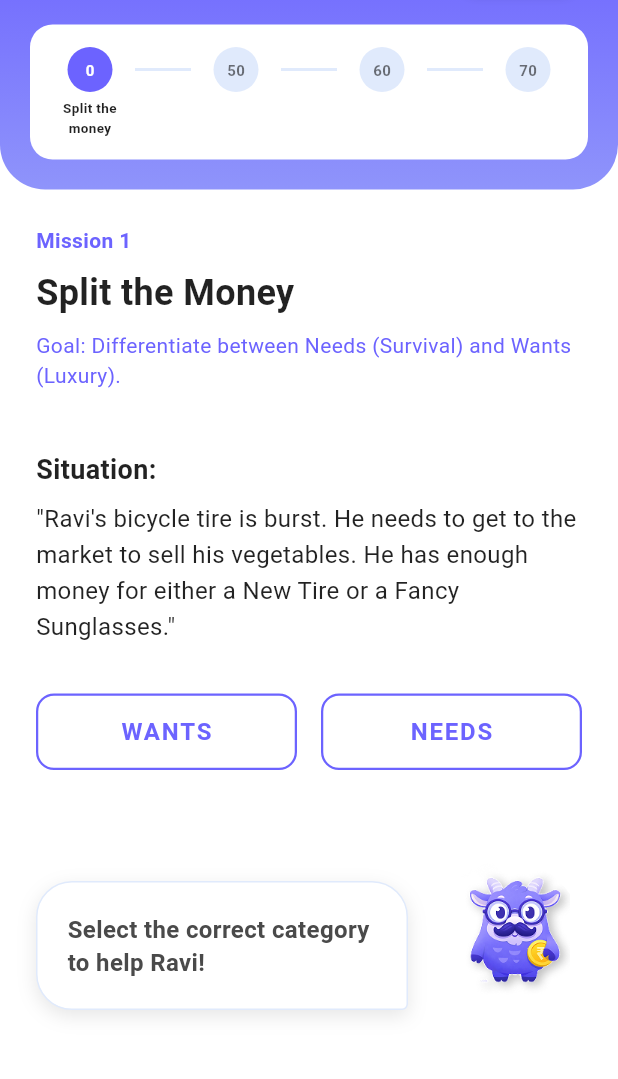
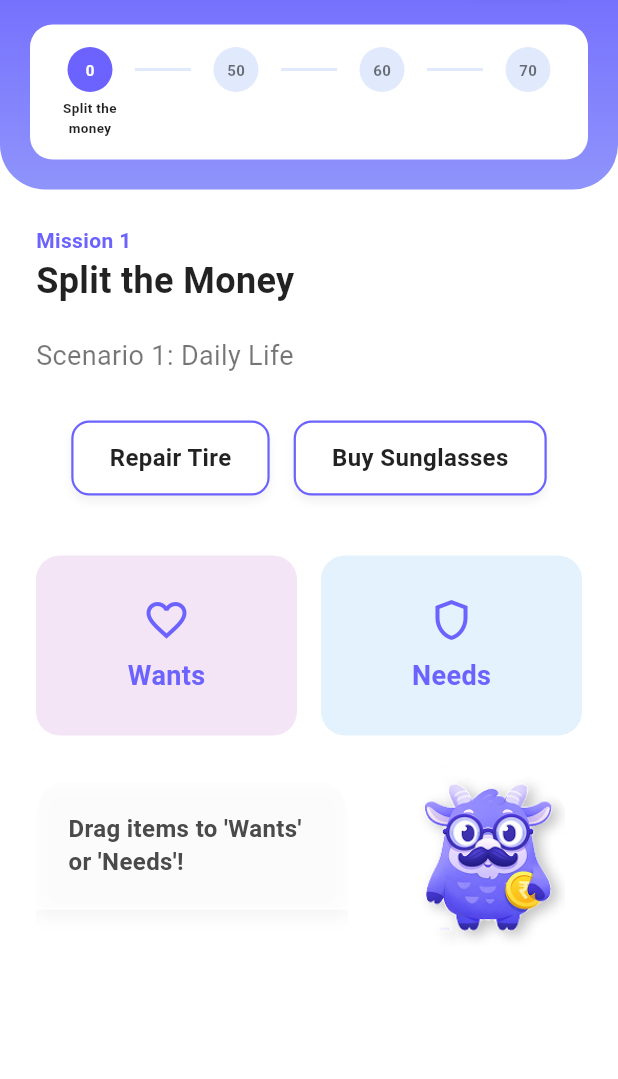
Before and after one commit to shreyaa0008/3_body_problem, a Flutter app: the MissionSplitMoneyScreen screen opened directly, on a phone screen of 412 x 824 dp, the part 79-1158 px from its top. Run offline on Flutter 3.47's test engine with Material 3 defaults, Android fonts, the phone set to English and light mode, and no system bars; Roboto replaces fonts that are missing (Poppins).

Commit message:
updated UI and design

```diff
--- a/lib/components/gradient_header.dart
+++ b/lib/components/gradient_header.dart
@@ -14,7 +14,11 @@ class GradientHeader extends StatelessWidget {
     return Container(
       height: 250,
       decoration: BoxDecoration(
-        color: Color(0xFF6C63FF),
+        gradient: LinearGradient(
+          colors: [Color(0xFF5945E6), Color(0xFF8F94FB)], // Richer Blue-Purple
+          begin: Alignment.topLeft,
+          end: Alignment.bottomRight,
+        ),
         borderRadius: BorderRadius.vertical(bottom: Radius.circular(30)),
       ),
       child: Stack(
--- a/lib/components/mascot_bubble.dart
+++ b/lib/components/mascot_bubble.dart
@@ -1,4 +1,5 @@
 import 'package:flutter/material.dart';
+import 'dart:ui';
 
 class MascotBubble extends StatelessWidget {
   final String message;
@@ -11,24 +12,29 @@ class MascotBubble extends StatelessWidget {
       crossAxisAlignment: CrossAxisAlignment.end,
       children: [
         Expanded(
-          child: Container(
-            padding: EdgeInsets.all(20),
-            decoration: BoxDecoration(
-              color: Colors.white,
+          child: ClipRRect(
             borderRadius: BorderRadius.only(
               topLeft: Radius.circular(24),
               topRight: Radius.circular(24),
               bottomLeft: Radius.circular(24),
               bottomRight: Radius.circular(4),
             ),
+            child: BackdropFilter(
+              filter: ImageFilter.blur(sigmaX: 10, sigmaY: 10),
+              child: Container(
+                margin: EdgeInsets.only(bottom: 40), // Lifted slightly higher
+                padding: EdgeInsets.all(20),
+                decoration: BoxDecoration(
+                  color: Colors.white.withValues(alpha: 0.7), // Glassy-ish (needs bg to show)
+                  // borderRadius: moved to ClipRRect
                   boxShadow: [
                     BoxShadow(
-                  color: Colors.black.withValues(alpha: 0.1),
+                      color: Colors.black.withValues(alpha: 0.05),
                       blurRadius: 10,
                       offset: Offset(0, 4),
                     ),
                   ],
-              border: Border.all(color: Color(0xFFE0EAFC), width: 1),
+                  border: Border.all(color: Colors.white.withValues(alpha: 0.6), width: 1.5), // Glassy border
                 ),
                 child: Text(
                   message,
@@ -41,11 +47,13 @@ class MascotBubble extends StatelessWidget {
                 ),
               ),
             ),
+          ),
+        ),
         SizedBox(width: 16),
         // Local mascot asset
         Container(
-          width: 100,
-          height: 100,
+          width: 140,
+          height: 140,
           decoration: BoxDecoration(
             shape: BoxShape.circle,
             // color: Color(0xFFE0EAFC), // Removed background color to look cleaner if transparent
--- a/lib/screens/dashboard_screen.dart
+++ b/lib/screens/dashboard_screen.dart
@@ -28,6 +28,7 @@ class _DashboardScreenState extends State<DashboardScreen> {
   @override
   Widget build(BuildContext context) {
     return Scaffold(
+      backgroundColor: Color(0xFFF5F5FA), // Off-white/light grey for glass contrast
       body: SingleChildScrollView(
         child: Column(
           children: [
--- a/lib/screens/level_completion_screen.dart
+++ b/lib/screens/level_completion_screen.dart
@@ -27,7 +27,7 @@ class LevelCompletionScreen extends StatelessWidget {
             currentStep: 3, // Mastered
           ),
           Expanded(
-            child: Padding(
+            child: SingleChildScrollView(
               padding: const EdgeInsets.all(24.0),
               child: Column(
                 mainAxisAlignment: MainAxisAlignment.center,
@@ -77,7 +77,7 @@ class LevelCompletionScreen extends StatelessWidget {
                     ),
                   ),
 
-                  Spacer(),
+                  SizedBox(height: 40), // Replaced Spacer with fixed spacing
 
                   PrimaryButton(
                     text: "Unlock Banking Level for 160 Rs",
--- a/lib/screens/mission_change_runner_screen.dart
+++ b/lib/screens/mission_change_runner_screen.dart
@@ -330,7 +330,7 @@ class _MissionChangeRunnerScreenState extends State<MissionChangeRunnerScreen> {
                      )
                   ],
 
-                  SizedBox(height: 40),
+                  SizedBox(height: 16),
                   MascotBubble(
                     message: _feedbackMessage ?? "Select the exact change!",
                   ),
--- a/lib/screens/mission_split_money_screen.dart
+++ b/lib/screens/mission_split_money_screen.dart
@@ -5,160 +5,201 @@ import '../components/primary_button.dart';
 import 'mission_change_runner_screen.dart';
 
 class MissionSplitMoneyScreen extends StatefulWidget {
-  final int overallBalance; // User's total balance passed from dashboard
+  final int overallBalance;
 
   const MissionSplitMoneyScreen({super.key, this.overallBalance = 3250});
 
   @override
-  State<MissionSplitMoneyScreen> createState() =>
-      _MissionSplitMoneyScreenState();
+  State<MissionSplitMoneyScreen> createState() => _MissionSplitMoneyScreenState();
 }
 
 class _MissionSplitMoneyScreenState extends State<MissionSplitMoneyScreen> {
-  int _currentQuestionIndex = 0;
+  int _currentScenarioIndex = 0;
   int _score = 0;
   String? _feedbackMessage;
 
-  // Placeholder Question Data
-  final List<Map<String, dynamic>> _questions = [
+  // Track dropped items: "itemId" -> "targetType" (Need/Want)
+  final Map<String, String> _droppedItems = {};
+
+  final List<Map<String, dynamic>> _scenarios = [
     {
-      "situation": "Ravi's bicycle tire is burst. He needs to get to the market to sell his vegetables. He has enough money for either a New Tire or a Fancy Sunglasses.",
-      "isNeed": true,
-      "correctOption": "New Tire",
-      "wrongOption": "Fancy Sunglasses"
+      "title": "Scenario 1: Daily Life",
+      "items": [
+        {"id": "s1_1", "text": "Repair Tire", "type": "Need"},
+        {"id": "s1_2", "text": "Buy Sunglasses", "type": "Want"},
+      ]
     },
     {
-      "situation": "You are thirsty after playing. You can buy a Bottle of Water or a Sugary Soda.",
-      "isNeed": true,
-       "correctOption": "Water",
-      "wrongOption": "Soda"
+      "title": "Scenario 2: Thirst Quencher",
+      "items": [
+        {"id": "s2_1", "text": "Water Bottle", "type": "Need"},
+        {"id": "s2_2", "text": "Sugary Soda", "type": "Want"},
+      ]
     },
     {
-      "situation": "You have an exam tomorrow. You can buy a Textbook you need or a Video Game.",
-      "isNeed": true,
-       "correctOption": "Textbook",
-      "wrongOption": "Video Game"
+      "title": "Scenario 3: Exam Prep",
+      "items": [
+        {"id": "s3_1", "text": "Textbook", "type": "Need"},
+        {"id": "s3_2", "text": "Video Game", "type": "Want"},
+      ]
     },
   ];
 
-  void _handleAnswer(bool choosedNeed) {
-    if (_currentQuestionIndex >= _questions.length) return;
+  void _onItemDropped(Map<String, String> item, String targetType) {
+    if (_feedbackMessage != null) return; // Wait for current feedback to clear
 
-    // For now assuming NEED is always correct in these scenarios
+    final isCorrect = item['type'] == targetType;
 
-    if (choosedNeed) {
+    setState(() {
+      if (isCorrect) {
+        _droppedItems[item['id']!] = targetType;
         _score += 10;
-        _feedbackMessage = "Correct! That is a smart choice.";
+        _feedbackMessage = "Correct! That's a $targetType.";
+
+        // Clear success message after delay or keep until next action
+         Future.delayed(Duration(seconds: 1), () {
+           if (mounted && _feedbackMessage != null && !_isScenarioComplete()) {
+             setState(() => _feedbackMessage = null);
+           }
+         });
+
       } else {
-        _feedbackMessage = "Not quite! Remember to prioritize Needs over Wants.";
-    }
-
-    setState(() {});
-
+        _feedbackMessage = "Oops! ${item['text']} is actually a ${item['type']}.";
+        // Clear error message automatically
         Future.delayed(Duration(seconds: 2), () {
-      if (mounted) {
-        setState(() {
-            _currentQuestionIndex++;
-              if (_currentQuestionIndex >= _questions.length) {
-                _feedbackMessage = "Mission Completed! You scored $_score";
-              } else {
-                 _feedbackMessage = null;
-              }
+          if (mounted) setState(() => _feedbackMessage = null);
         });
       }
     });
+
+    if (_isScenarioComplete()) {
+       Future.delayed(Duration(seconds: 1), _nextScenario);
+    }
+  }
+
+  bool _isScenarioComplete() {
+     if (_currentScenarioIndex >= _scenarios.length) return true;
+     final items = _scenarios[_currentScenarioIndex]['items'] as List;
+     // Check if all items for this scenario are in droppedItems
+     return items.every((item) => _droppedItems.containsKey(item['id']));
+  }
+
+  void _nextScenario() {
+    if (mounted) {
+      setState(() {
+        if (_currentScenarioIndex < _scenarios.length) {
+          _currentScenarioIndex++;
+          // Keep droppedItems history? Or clear for new level?
+          // Since IDs are unique across scenarios, we don't strictly *need* to clear,
+          // but clearing keeps map small.
+          // However, to animate out, we might want to keep them for a moment.
+          // For simplicity, we just move index.
+        }
+        _feedbackMessage = null;
+      });
+    }
   }
 
   @override
   Widget build(BuildContext context) {
-    final question = _currentQuestionIndex < _questions.length
-        ? _questions[_currentQuestionIndex]
-        : _questions.last;
+    bool isGameFinished = _currentScenarioIndex >= _scenarios.length;
+    final currentScenario = !isGameFinished ? _scenarios[_currentScenarioIndex] : null;
 
     return Scaffold(
       backgroundColor: Colors.white,
       body: Column(
         children: [
-          // Use the GameHeader with the overall balance + current score
           GameHeader(
             title: "Money Basics",
             coinBalance: widget.overallBalance + _score,
-            currentStep: 0, // This is Mission 1: Split the Money, so step 0
+            currentStep: 0,
           ),
           Expanded(
-            child: SingleChildScrollView(
-              padding: EdgeInsets.all(24),
-              child: Column(
+              child: ListView(
+                padding: const EdgeInsets.all(24.0),
+                children: [
+                   Row(
+                    mainAxisAlignment: MainAxisAlignment.spaceBetween,
+                    children: [
+                       Column(
                          crossAxisAlignment: CrossAxisAlignment.start,
                          children: [
                            Text(
                             "Mission 1",
                             style: TextStyle(color: Color(0xFF6C63FF), fontWeight: FontWeight.bold),
                           ),
-                  SizedBox(height: 8),
                           Text(
                             "Split the Money",
                             style: TextStyle(fontSize: 24, fontWeight: FontWeight.bold, color: Colors.black87),
                           ),
-                  SizedBox(height: 8),
-                  Text(
-                    "Goal: Differentiate between Needs (Survival) and Wants (Luxury).",
-                    style: TextStyle(fontSize: 14, color: Color(0xFF6C63FF)),
-                  ),
-                  SizedBox(height: 40),
-
-                  if (_currentQuestionIndex < _questions.length) ...[
-                    Text(
-                      "Situation:",
-                      style: TextStyle(fontSize: 18, fontWeight: FontWeight.bold, color: Colors.black87),
-                    ),
-                    SizedBox(height: 8),
-                    Text(
-                      "\"${question['situation']}\"",
-                      style: TextStyle(fontSize: 16, height: 1.5, color: Colors.black87),
-                    ),
-                    SizedBox(height: 32),
-
-                    // Options
-                    Row(
-                      children: [
-                        Expanded(
-                          child: _buildOptionButton(
-                            "WANTS",
-                             false, // isNeed = false
-                            Colors.white,
-                            Color(0xFF6C63FF),
-                          ),
-                        ),
-                        SizedBox(width: 16),
-                        Expanded(
-                          child: _buildOptionButton(
-                            "NEEDS",
-                             true, // isNeed = true
-                            Colors.white,
-                            Color(0xFF6C63FF),
-                          ),
+                         ],
                        ),
                     ],
                    ),
+
+                  SizedBox(height: 20),
+
+                  if (!isGameFinished) ...[
+                     Text(
+                        currentScenario!['title'],
+                        style: TextStyle(fontSize: 18, color: Colors.black54),
+                      ),
+                      SizedBox(height: 30),
+
+                      // Draggable Items Area
+                      Center(
+                        child: Wrap(
+                          spacing: 16,
+                          runSpacing: 16,
+                          alignment: WrapAlignment.center,
+                          children: (currentScenario['items'] as List).map<Widget>((dynamic itemDyn) {
+                             final item = itemDyn as Map<String, dynamic>;
+                             final id = item['id'] as String;
+                             final text = item['text'] as String;
+
+                             final isDropped = _droppedItems.containsKey(id);
+                             if (isDropped) return SizedBox.shrink(); // Hide if dropped
+
+                             return Draggable<Map<String, String>>(
+                               data: Map<String, String>.from(item),
+                               feedback: _buildDraggableCard(text, true),
+                               childWhenDragging: Opacity(opacity: 0.3, child: _buildDraggableCard(text, false)),
+                               child: _buildDraggableCard(text, false),
+                             );
+                          }).toList(),
+                        ),
+                      ),
+
+                      SizedBox(height: 40), // Increased spacing for comfort
+
+                      // Drop Targets
+                      Row(
+                        children: [
+                          Expanded(child: _buildDragTarget("Want", Colors.purple.shade50)),
+                          SizedBox(width: 16),
+                          Expanded(child: _buildDragTarget("Need", Colors.blue.shade50)),
+                        ],
+                      ),
+
                   ] else ...[
+                     SizedBox(height: 40),
                       Container(
-                       padding: EdgeInsets.all(20),
-                       alignment: Alignment.center,
+                       padding: EdgeInsets.all(24),
                        decoration: BoxDecoration(
                          color: Color(0xFFE0EAFC),
                          borderRadius: BorderRadius.circular(16)
                        ),
                        child: Column(
                          children: [
-                           Icon(Icons.emoji_events, size: 48, color: Color(0xFF6C63FF)),
-                           SizedBox(height: 12),
-                           Text("Great Job!", style: TextStyle(fontSize: 20, fontWeight: FontWeight.bold)),
-                           Text("You finished the quiz.", style: TextStyle(color: Colors.black54)),
+                           Icon(Icons.check_circle, size: 64, color: Color(0xFF6C63FF)),
+                           SizedBox(height: 16),
+                           Text("Mission Complete!", style: TextStyle(fontSize: 22, fontWeight: FontWeight.bold)),
+                           SizedBox(height: 8),
+                           Text("You know how to split your money wisely.", textAlign: TextAlign.center),
                          ],
                        ),
                      ),
-                     SizedBox(height: 20),
+                     SizedBox(height: 40),
                      PrimaryButton(
                         text: "Go to Mission 2",
                         onPressed: () {
@@ -170,15 +211,14 @@ class _MissionSplitMoneyScreenState extends State<MissionSplitMoneyScreen> {
                            );
                         },
                       ),
-
+                      SizedBox(height: 20),
                   ],
 
-                  SizedBox(height: 60),
+                  SizedBox(height: 16),
                   MascotBubble(
-                    message: _feedbackMessage ?? "Select the correct category to help Ravi!",
+                    message: _feedbackMessage ?? "Drag items to 'Wants' or 'Needs'!",
                   ),
                 ],
-              ),
               ),
           ),
         ],
@@ -186,21 +226,73 @@ class _MissionSplitMoneyScreenState extends State<MissionSplitMoneyScreen> {
     );
   }
 
-  Widget _buildOptionButton(String text, bool isNeed, Color bgColor, Color textColor) {
-    return ElevatedButton(
-      onPressed: () => _handleAnswer(isNeed),
-      style: ElevatedButton.styleFrom(
-        backgroundColor: bgColor,
-        foregroundColor: textColor,
-        side: BorderSide(color: Color(0xFF6C63FF), width: 1.5),
-        padding: EdgeInsets.symmetric(vertical: 16),
-        shape: RoundedRectangleBorder(borderRadius: BorderRadius.circular(12)),
-        elevation: 0,
+  Widget _buildDraggableCard(String text, bool isDragging) {
+    return Material(
+      color: Colors.transparent,
+      child: Container(
+        padding: EdgeInsets.symmetric(horizontal: 24, vertical: 12),
+        decoration: BoxDecoration(
+          color: Colors.white,
+          borderRadius: BorderRadius.circular(12),
+          border: Border.all(color: Color(0xFF6C63FF), width: 1.5),
+          boxShadow: [
+             BoxShadow(
+              color: Colors.black.withValues(alpha: isDragging ? 0.2 : 0.05),
+              blurRadius: isDragging ? 12 : 4,
+              offset: Offset(0, 4),
+            )
+          ]
         ),
         child: Text(
           text,
-        style: TextStyle(fontSize: 16, fontWeight: FontWeight.bold, letterSpacing: 1.2),
+          style: TextStyle(
+            fontSize: 16,
+            fontWeight: FontWeight.bold,
+            color: Colors.black87
+          ),
+        ),
       ),
     );
   }
+
+  Widget _buildDragTarget(String type, Color bgColor) {
+    return DragTarget<Map<String, String>>(
+      onWillAcceptWithDetails: (details) => true,
+      onAcceptWithDetails: (details) => _onItemDropped(details.data, type),
+      builder: (context, candidateData, rejectedData) {
+        bool isHovered = candidateData.isNotEmpty;
+        return Container(
+          height: 120, // Fixed height for targets
+          decoration: BoxDecoration(
+            color: isHovered ? bgColor.withValues(alpha: 0.8) : bgColor,
+            borderRadius: BorderRadius.circular(16),
+            border: Border.all(
+              color: isHovered ? Color(0xFF6C63FF) : Colors.transparent,
+              width: 2
+            ),
+          ),
+          alignment: Alignment.center,
+          child: Column(
+            mainAxisAlignment: MainAxisAlignment.center,
+            children: [
+              Icon(
+                type == "Want" ? Icons.favorite_border : Icons.shield_outlined,
+                size: 32,
+                color: Color(0xFF6C63FF),
+              ),
+              SizedBox(height: 8),
+              Text(
+                "${type}s",
+                style: TextStyle(
+                  fontSize: 18,
+                  fontWeight: FontWeight.bold,
+                  color: Color(0xFF6C63FF)
+                ),
+              ),
+            ],
+          ),
+        );
+      },
+    );
   }
+}
--- a/lib/screens/mission_value_matcher_screen.dart
+++ b/lib/screens/mission_value_matcher_screen.dart
@@ -20,7 +20,7 @@ class _MissionValueMatcherScreenState extends State<MissionValueMatcherScreen> {
 
   // Game State
   String? _selectedId;
-  Set<String> _matchedIds = {};
+  final Set<String> _matchedIds = {};
   Set<String> _errorIds = {}; // Items to flash red
   bool _isProcessing = false; // Prevent double taps during animation
 
@@ -287,7 +287,7 @@ class _MissionValueMatcherScreenState extends State<MissionValueMatcherScreen> {
                   ],
 
                   if (!isGameOver) ...[
-                    SizedBox(height: 40),
+                    SizedBox(height: 16),
                     MascotBubble(
                       message: _errorIds.isNotEmpty
                         ? "Oops! Those don't match."
```
Also changed, not shown: lib/components/module_selector.dart (+13 -5 lines), lib/components/primary_button.dart (+14 -1 lines), lib/components/virtual_card_widget.dart (+27 -7 lines), assets/images/logo.png (added), assets/images/logo.svg (added), 1 other file. Lines whose indentation alone changed are shown as unchanged.
